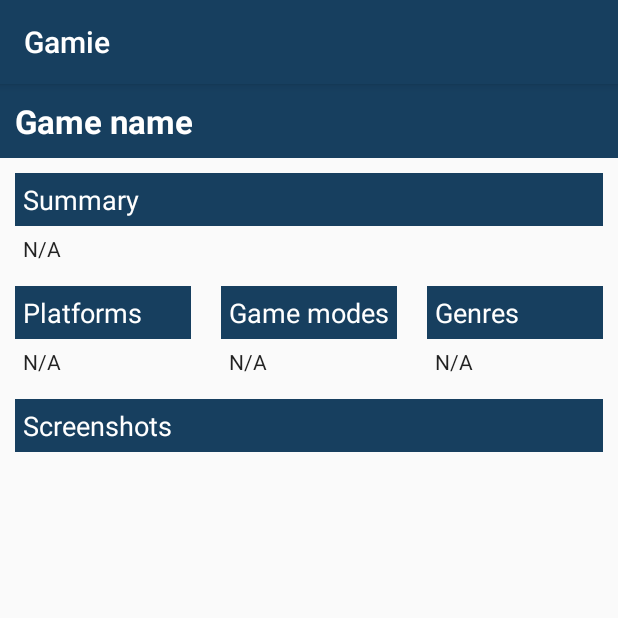
After one commit to parkkinen/Gamie.app, an Android app: the SingleGameActivity screen opened directly, with no data from a screen before it, on a phone screen of 412 x 824 dp, the top half of it. The commit adds this screen. Run offline under Robolectric (Android 15) with nearby library versions, the phone set to English and light mode, and no system bars; our stand-ins replace Picasso; network calls fail; pictures from the network do not load.

Commit message:
Created single game page and link to it via grid views.
Created single game page and data loading to the page.

```diff
--- a/Project/app/src/main/AndroidManifest.xml
+++ b/Project/app/src/main/AndroidManifest.xml
@@ -11,7 +11,8 @@
         android:roundIcon="@mipmap/ic_launcher_round"
         android:supportsRtl="true"
         android:theme="@style/AppTheme">
-        <activity android:name=".AllGamesActivity"></activity>
+        <activity android:name=".SingleGameActivity"></activity>
+        <activity android:name=".AllGamesActivity" />
         <activity android:name=".activities.GridGamesActivity" />
         <activity android:name=".NewGamesActivity" />
         <activity android:name=".UpcomingGamesActivity" />
--- a/Project/app/src/main/java/com/example/gamie/MainActivity.java
+++ b/Project/app/src/main/java/com/example/gamie/MainActivity.java
@@ -32,15 +32,13 @@ public class MainActivity extends AppCompatActivity implements IGDBDataFetcher.O
     protected void onCreate(Bundle savedInstanceState) {
         super.onCreate(savedInstanceState);
         setContentView(R.layout.activity_main);
-        startActivity(new Intent(this, AllGamesActivity.class));
-        /*
         api = new IGDBDataFetcher(this);
         upcomingGamesIV = findViewById(R.id.upcomingGames_iv);
         newReleasesIV = findViewById(R.id.newReleases_iv);
         recommendedIV = findViewById(R.id.recommended_iv);
 
         api.getUpcomingGames(this, UPCOMING_TAG, 10, 0, IGDBPlatform.PlatformType.PC);
-        api.getNewGames(this, NEW_TAG, 10, 0, IGDBPlatform.PlatformType.PC);*/
+        api.getNewGames(this, NEW_TAG, 10, 0, IGDBPlatform.PlatformType.PC);
     }
 
     @Override
--- /dev/null
+++ b/Project/app/src/main/java/com/example/gamie/SingleGameActivity.java
@@ -0,0 +1,83 @@
+package com.example.gamie;
+
+import androidx.appcompat.app.AppCompatActivity;
+
+import android.content.Intent;
+import android.os.Bundle;
+import android.widget.ImageView;
+import android.widget.TextView;
+import android.widget.Toast;
+import com.example.gamie.api.IGDBGame;
+import com.example.gamie.api.IGDBGameMode;
+import com.example.gamie.api.IGDBGenre;
+import com.example.gamie.api.IGDBPlatform;
+import com.example.gamie.api.IGDBScreenshot;
+import com.squareup.picasso.Picasso;
+
+public class SingleGameActivity extends AppCompatActivity {
+    public static final String SINGLE_GAME_EXTRA = "single_game";
+
+    private IGDBGame game;
+
+    private TextView gameTitle;
+    private TextView gameSummary;
+    private TextView gamePlatforms;
+    private TextView gameModes;
+    private TextView gameGenres;
+    private ImageView gameCover;
+
+
+
+    @Override
+    protected void onCreate(Bundle savedInstanceState) {
+        super.onCreate(savedInstanceState);
+        setContentView(R.layout.activity_single_game);
+        Bundle extras = getIntent().getExtras();
+        if (extras != null) {
+            if (extras.containsKey(SINGLE_GAME_EXTRA)) {
+                game = (IGDBGame) extras.getSerializable(SINGLE_GAME_EXTRA);
+                gameTitle = findViewById(R.id.singleGameTitle);
+                gameSummary = findViewById(R.id.singleGameSummary);
+                gamePlatforms = findViewById(R.id.singleGamePlatform);
+                gameModes = findViewById(R.id.singleGameMode);
+                gameGenres = findViewById(R.id.singleGameGenre);
+                gameCover = findViewById(R.id.singleGameCover);
+
+                gameTitle.setText(game.name);
+
+                if (game.summary != null) {
+                    gameSummary.setText(game.summary);
+                }
+
+                if (game.platforms != null && game.platforms.size() > 0) {
+                    gamePlatforms.setText("");
+                    for (IGDBPlatform platform : game.platforms) {
+                        gamePlatforms.append(String.format("%s\n", platform.name));
+                    }
+                }
+
+                if (game.gameModes != null && game.gameModes.size() > 0) {
+                    gameModes.setText("");
+                    for (IGDBGameMode mode: game.gameModes) {
+                        gameModes.append(String.format("%s\n", mode.name));
+                    }
+                }
+                if (game.genres != null && game.genres.size() > 0) {
+                    gameGenres.setText("");
+                    for (IGDBGenre genre: game.genres) {
+                        gameGenres.append(String.format("%s\n", genre.name));
+                    }
+                }
+
+                if (game.coverArt != null) {
+                    Picasso.with(this).load(game.coverArt.getImageUrl(IGDBScreenshot.IGDBScreenshotSize.FHD)).into(gameCover);
+                } else {
+                    gameCover.setImageResource(R.drawable.placeholder_image);
+                }
+            }
+        } else {
+            Toast.makeText(this, "The game information could not be loaded. Returning to home.", Toast.LENGTH_SHORT).show();
+            startActivity(new Intent(this, MainActivity.class));
+        }
+    }
+}
--- a/Project/app/src/main/java/com/example/gamie/activities/GridGamesActivity.java
+++ b/Project/app/src/main/java/com/example/gamie/activities/GridGamesActivity.java
@@ -3,6 +3,7 @@ package com.example.gamie.activities;
 import androidx.appcompat.app.AppCompatActivity;
 import androidx.core.view.GestureDetectorCompat;
 
+import android.content.Intent;
 import android.os.Bundle;
 import android.view.MotionEvent;
 import android.view.View;
@@ -14,6 +15,7 @@ import android.widget.TextView;
 import android.widget.Toast;
 
 import com.example.gamie.R;
+import com.example.gamie.SingleGameActivity;
 import com.example.gamie.adapters.GamesGridAdapter;
 import com.example.gamie.adapters.GamesGridGestureListener;
 import com.example.gamie.api.IGDBDataFetcher;
@@ -100,6 +102,15 @@ public class GridGamesActivity extends AppCompatActivity implements GamesGridGes
                 return false;
             }
         });
+        gamesGrid.setOnItemClickListener(new AdapterView.OnItemClickListener() {
+            @Override
+            public void onItemClick(AdapterView<?> adapterView, View view, int i, long l) {
+                IGDBGame game = games.get(i);
+                Intent singleGameIntent = new Intent(GridGamesActivity.this, SingleGameActivity.class);
+                singleGameIntent.putExtra(SingleGameActivity.SINGLE_GAME_EXTRA, game);
+                startActivity(singleGameIntent);
+            }
+        });
     }
 
     @Override
--- a/Project/app/src/main/java/com/example/gamie/api/IGDBGame.java
+++ b/Project/app/src/main/java/com/example/gamie/api/IGDBGame.java
@@ -5,11 +5,12 @@ import android.util.Pair;
 import org.json.JSONArray;
 import org.json.JSONObject;
 
+import java.io.Serializable;
 import java.lang.reflect.Type;
 import java.util.ArrayList;
 import java.util.List;
 
-public class IGDBGame {
+public class IGDBGame implements Serializable {
     public Integer id = null;
     public String name = null;
     public Long created_at = null;
--- a/Project/app/src/main/java/com/example/gamie/api/IGDBGameMode.java
+++ b/Project/app/src/main/java/com/example/gamie/api/IGDBGameMode.java
@@ -3,11 +3,12 @@ package com.example.gamie.api;
 import org.json.JSONArray;
 import org.json.JSONObject;
 
+import java.io.Serializable;
 import java.util.ArrayList;
 import java.util.List;
 
 
-public class IGDBGameMode {
+public class IGDBGameMode implements Serializable {
     public Integer id;
     public String name;
 
--- a/Project/app/src/main/java/com/example/gamie/api/IGDBGenre.java
+++ b/Project/app/src/main/java/com/example/gamie/api/IGDBGenre.java
@@ -3,10 +3,11 @@ package com.example.gamie.api;
 import org.json.JSONArray;
 import org.json.JSONObject;
 
+import java.io.Serializable;
 import java.util.ArrayList;
 import java.util.List;
 
-public class IGDBGenre {
+public class IGDBGenre implements Serializable {
     public Integer id;
     public String name;
 
--- a/Project/app/src/main/java/com/example/gamie/api/IGDBPlatform.java
+++ b/Project/app/src/main/java/com/example/gamie/api/IGDBPlatform.java
@@ -5,10 +5,11 @@ import android.drm.DrmStore;
 import org.json.JSONArray;
 import org.json.JSONObject;
 
+import java.io.Serializable;
 import java.util.ArrayList;
 import java.util.List;
 
-public class IGDBPlatform {
+public class IGDBPlatform implements Serializable {
     public Integer id;
     public String name;
 
--- a/Project/app/src/main/java/com/example/gamie/api/IGDBReleaseDate.java
+++ b/Project/app/src/main/java/com/example/gamie/api/IGDBReleaseDate.java
@@ -3,10 +3,11 @@ package com.example.gamie.api;
 import org.json.JSONArray;
 import org.json.JSONObject;
 
+import java.io.Serializable;
 import java.util.ArrayList;
 import java.util.List;
 
-public class IGDBReleaseDate {
+public class IGDBReleaseDate implements Serializable {
     public Integer id = null;
     public Long date = null;
     public Integer gameId = null;
--- a/Project/app/src/main/java/com/example/gamie/api/IGDBScreenshot.java
+++ b/Project/app/src/main/java/com/example/gamie/api/IGDBScreenshot.java
@@ -3,10 +3,11 @@ package com.example.gamie.api;
 import org.json.JSONArray;
 import org.json.JSONObject;
 
+import java.io.Serializable;
 import java.util.ArrayList;
 import java.util.List;
 
-public class IGDBScreenshot {
+public class IGDBScreenshot implements Serializable {
     public Integer id;
     public String url;
 
--- /dev/null
+++ b/Project/app/src/main/res/drawable/rectangle.xml
@@ -0,0 +1,7 @@
+<?xml version="1.0" encoding="utf-8"?>
+<selector xmlns:android="http://schemas.android.com/apk/res/android">
+    <shape xmlns:android="http://schemas.android.com/apk/res/android" android:shape="rectangle" >
+        <solid android:color="@color/colorPrimary" />
+        <stroke android:width="1dip" android:color="#4fa5d5"/>
+    </shape>
+</selector>
--- /dev/null
+++ b/Project/app/src/main/res/layout/activity_single_game.xml
@@ -0,0 +1,173 @@
+<?xml version="1.0" encoding="utf-8"?>
+<ScrollView xmlns:app="http://schemas.android.com/apk/res-auto"
+    xmlns:tools="http://schemas.android.com/tools"
+    android:layout_height="match_parent"
+    android:layout_width="match_parent"
+    xmlns:android="http://schemas.android.com/apk/res/android">
+
+    <androidx.constraintlayout.widget.ConstraintLayout
+        android:layout_width="match_parent"
+        android:layout_height="match_parent"
+        tools:context=".SingleGameActivity">
+
+        <ImageView
+            android:id="@+id/singleGameCover"
+            android:layout_width="0dp"
+            android:layout_height="wrap_content"
+            android:background="@color/colorPrimaryDark"
+            android:scaleType="fitCenter"
+            app:layout_constraintEnd_toEndOf="parent"
+            app:layout_constraintStart_toStartOf="parent"
+            app:layout_constraintTop_toTopOf="parent"
+            tools:srcCompat="@tools:sample/backgrounds/scenic" />
+
+        <TextView
+            android:id="@+id/singleGameTitle"
+            android:layout_width="0dp"
+            android:layout_height="wrap_content"
+            android:background="@color/colorPrimary"
+            android:padding="@dimen/smallDefaultMargin"
+            android:text="Game name"
+            android:textAppearance="@style/TextAppearance.AppCompat.Large"
+            android:textColor="@color/colorAccent"
+            android:textStyle="bold"
+            app:layout_constraintEnd_toEndOf="parent"
+            app:layout_constraintStart_toStartOf="parent"
+            app:layout_constraintTop_toBottomOf="@+id/singleGameCover" />
+
+        <TextView
+            android:id="@+id/singleGameSummaryTitle"
+            android:layout_width="0dp"
+            android:layout_height="wrap_content"
+            android:layout_margin="@dimen/smallDefaultMargin"
+            android:background="@color/colorPrimary"
+            android:padding="@dimen/xsDefaultMargin"
+            android:text="Summary"
+            android:textAppearance="@style/TextAppearance.AppCompat.Medium"
+            android:textColor="@color/colorAccent"
+            app:layout_constraintEnd_toEndOf="parent"
+            app:layout_constraintStart_toStartOf="parent"
+            app:layout_constraintTop_toBottomOf="@+id/singleGameTitle" />
+
+        <TextView
+            android:id="@+id/singleGameSummary"
+            android:layout_width="0dp"
+            android:layout_height="wrap_content"
+            android:layout_marginLeft="@dimen/smallDefaultMargin"
+            android:layout_marginRight="@dimen/smallDefaultMargin"
+            android:padding="@dimen/xsDefaultMargin"
+            android:text="N/A"
+            android:textAppearance="@style/TextAppearance.AppCompat.Body1"
+            app:layout_constraintEnd_toEndOf="parent"
+            app:layout_constraintHorizontal_weight="1"
+            app:layout_constraintStart_toStartOf="parent"
+            app:layout_constraintTop_toBottomOf="@+id/singleGameSummaryTitle" />
+
+        <androidx.constraintlayout.widget.ConstraintLayout
+            android:id="@+id/constraintLayout"
+            android:layout_width="0dp"
+            android:layout_height="wrap_content"
+            app:layout_constraintEnd_toEndOf="parent"
+            app:layout_constraintHorizontal_bias="0.0"
+            app:layout_constraintStart_toStartOf="parent"
+            app:layout_constraintTop_toBottomOf="@+id/singleGameSummary">
+
+            <TextView
+                android:id="@+id/singleGameGenre"
+                android:layout_width="0dp"
+                android:layout_height="wrap_content"
+                android:padding="@dimen/xsDefaultMargin"
+                android:text="N/A"
+                android:textAppearance="@style/TextAppearance.AppCompat.Body1"
+                app:layout_constraintEnd_toEndOf="@+id/singleGameGenreTitle"
+                app:layout_constraintStart_toStartOf="@+id/singleGameGenreTitle"
+                app:layout_constraintTop_toBottomOf="@+id/singleGameGenreTitle" />
+
+            <TextView
+                android:id="@+id/singleGameMode"
+                android:layout_width="0dp"
+                android:layout_height="wrap_content"
+                android:padding="@dimen/xsDefaultMargin"
+                android:text="N/A"
+                android:textAppearance="@style/TextAppearance.AppCompat.Body1"
+                app:layout_constraintEnd_toEndOf="@+id/singleGameModeTitle"
+                app:layout_constraintStart_toStartOf="@+id/singleGameModeTitle"
+                app:layout_constraintTop_toBottomOf="@+id/singleGameModeTitle" />
+
+            <TextView
+                android:id="@+id/singleGamePlatform"
+                android:layout_width="0dp"
+                android:layout_height="wrap_content"
+                android:padding="@dimen/xsDefaultMargin"
+                android:text="N/A"
+                android:textAppearance="@style/TextAppearance.AppCompat.Body1"
+                app:layout_constraintEnd_toEndOf="@+id/singleGamePlatformTitle"
+                app:layout_constraintStart_toStartOf="@+id/singleGamePlatformTitle"
+                app:layout_constraintTop_toBottomOf="@+id/singleGamePlatformTitle" />
+
+            <TextView
+                android:id="@+id/singleGameModeTitle"
+                android:layout_width="0dp"
+                android:layout_height="wrap_content"
+                android:layout_margin="@dimen/smallDefaultMargin"
+                android:background="@color/colorPrimary"
+                android:padding="@dimen/xsDefaultMargin"
+                android:text="Game modes"
+                android:textAppearance="@style/TextAppearance.AppCompat.Medium"
+                android:textColor="@color/colorAccent"
+                app:layout_constraintEnd_toStartOf="@+id/singleGameGenreTitle"
+                app:layout_constraintHorizontal_bias="0.5"
+                app:layout_constraintStart_toEndOf="@+id/singleGamePlatformTitle"
+                app:layout_constraintTop_toTopOf="parent" />
+
+            <TextView
+                android:id="@+id/singleGamePlatformTitle"
+                android:layout_width="0dp"
+                android:layout_height="wrap_content"
+                android:layout_margin="@dimen/smallDefaultMargin"
+                android:layout_marginTop="8dp"
+                android:background="@color/colorPrimary"
+                android:padding="@dimen/xsDefaultMargin"
+                android:text="Platforms"
+                android:textAppearance="@style/TextAppearance.AppCompat.Medium"
+                android:textColor="@color/colorAccent"
+                app:layout_constraintEnd_toStartOf="@+id/singleGameModeTitle"
+                app:layout_constraintHorizontal_bias="0.5"
+                app:layout_constraintStart_toStartOf="parent"
+                app:layout_constraintTop_toTopOf="parent" />
+
+            <TextView
+                android:id="@+id/singleGameGenreTitle"
+                android:layout_width="0dp"
+                android:layout_height="wrap_content"
+                android:layout_margin="@dimen/smallDefaultMargin"
+                android:layout_marginEnd="20dp"
+                android:background="@color/colorPrimary"
+                android:padding="@dimen/xsDefaultMargin"
+                android:text="Genres"
+                android:textAppearance="@style/TextAppearance.AppCompat.Medium"
+                android:textColor="@color/colorAccent"
+                app:layout_constraintEnd_toEndOf="parent"
+                app:layout_constraintHorizontal_bias="0.5"
+                app:layout_constraintStart_toEndOf="@+id/singleGameModeTitle"
+                app:layout_constraintTop_toTopOf="parent" />
+
+        </androidx.constraintlayout.widget.ConstraintLayout>
+
+        <TextView
+            android:id="@+id/singleGameScreenshotTitle"
+            android:layout_width="0dp"
+            android:layout_height="wrap_content"
+            android:layout_margin="@dimen/smallDefaultMargin"
+            android:background="@color/colorPrimary"
+            android:padding="@dimen/xsDefaultMargin"
+            android:text="Screenshots"
+            android:textAppearance="@style/TextAppearance.AppCompat.Medium"
+            android:textColor="@color/colorAccent"
+            app:layout_constraintBottom_toBottomOf="parent"
+            app:layout_constraintEnd_toEndOf="parent"
+            app:layout_constraintStart_toStartOf="parent"
+            app:layout_constraintTop_toBottomOf="@+id/constraintLayout" />
+
+    </androidx.constraintlayout.widget.ConstraintLayout>
+</ScrollView>
--- a/Project/app/src/main/res/values/dimensions.xml
+++ b/Project/app/src/main/res/values/dimensions.xml
@@ -4,4 +4,5 @@
     <dimen name="defaultMargin">20dp</dimen>
     <dimen name="smallDefaultMargin">10dp</dimen>
     <dimen name="elevationMargin">15dp</dimen>
+    <dimen name="xsDefaultMargin">5dp</dimen>
 </resources>
```
